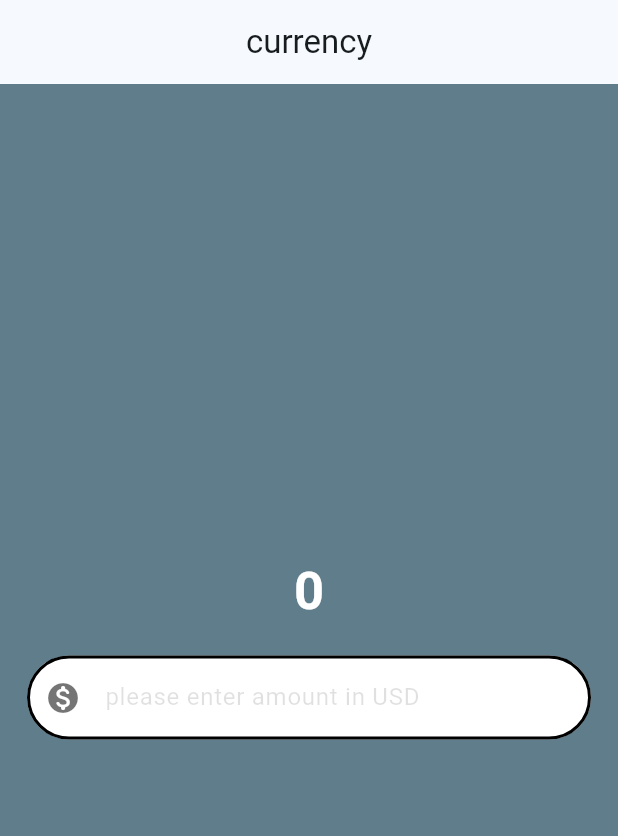
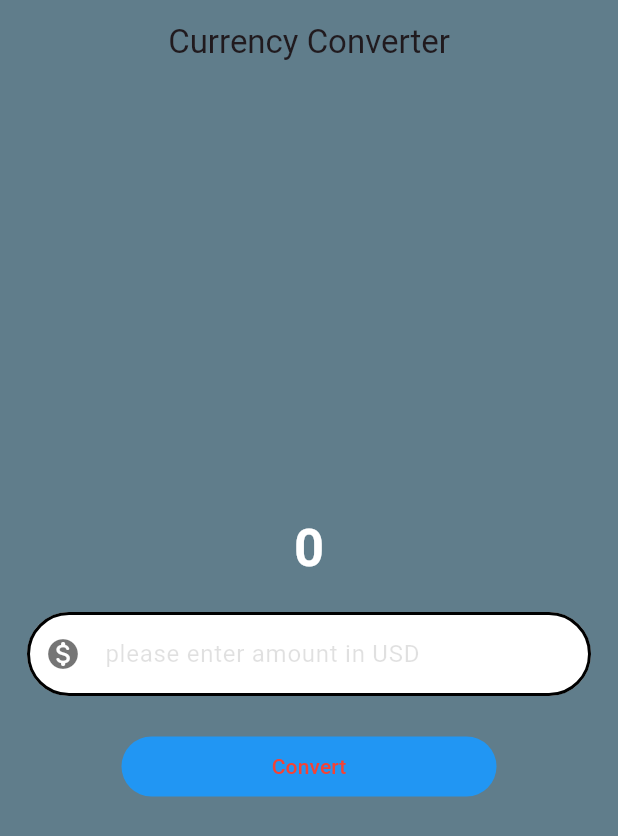
Before and after one commit to KIWOLY/mobile_campboot, a Flutter app: the screen it shows after launch, on a phone screen of 412 x 824 dp. Shown: the top 836 px of the screen. Run offline on Flutter 3.47's test engine with Material 3 defaults, Android fonts, the light colour scheme and no system bars.

Commit message:
add convert page

```diff
--- a/exchange_rate/lib/main.dart
+++ b/exchange_rate/lib/main.dart
@@ -16,7 +16,7 @@ class MyApp extends StatelessWidget {
       title: 'Flutter Demo',
       theme: ThemeData(
         colorScheme: ColorScheme.fromSeed(
-          seedColor: const Color.fromARGB(255, 112, 198, 239),
+          seedColor: const Color.fromARGB(255, 237, 112, 239),
         ),
       ),
       home: CurrencyConvert(),
--- a/exchange_rate/lib/pages/currency_convert.dart
+++ b/exchange_rate/lib/pages/currency_convert.dart
@@ -1,3 +1,4 @@
+import 'package:flutter/foundation.dart';
 import 'package:flutter/material.dart';
 
 class CurrencyConvert extends StatelessWidget {
@@ -12,8 +13,9 @@ class CurrencyConvert extends StatelessWidget {
     return Scaffold(
       backgroundColor: Colors.blueGrey,
       appBar: AppBar(
-        automaticallyImplyLeading: true,
-        title: Text("currency"),
+        backgroundColor: Colors.blueGrey,
+        elevation: 0,
+        title: const Text("Currency Converter"),
         centerTitle: true,
       ),
 
@@ -46,6 +48,25 @@ class CurrencyConvert extends StatelessWidget {
                 ),
               ),
             ),
+            Padding(
+              padding: const EdgeInsets.all(5.0),
+              child: TextButton(
+                onPressed: () {
+                  if (kDebugMode) {
+                    print("hellow");
+                  }
+
+                  debugPrint("hellow");
+                },
+                style: TextButton.styleFrom(
+                  backgroundColor: Colors.blue,
+                  foregroundColor: Colors.red,
+                  fixedSize: Size(250, 20),
+                ),
+
+                child: Text("Convert"),
+              ),
+            ),
           ],
         ),
       ),
```
